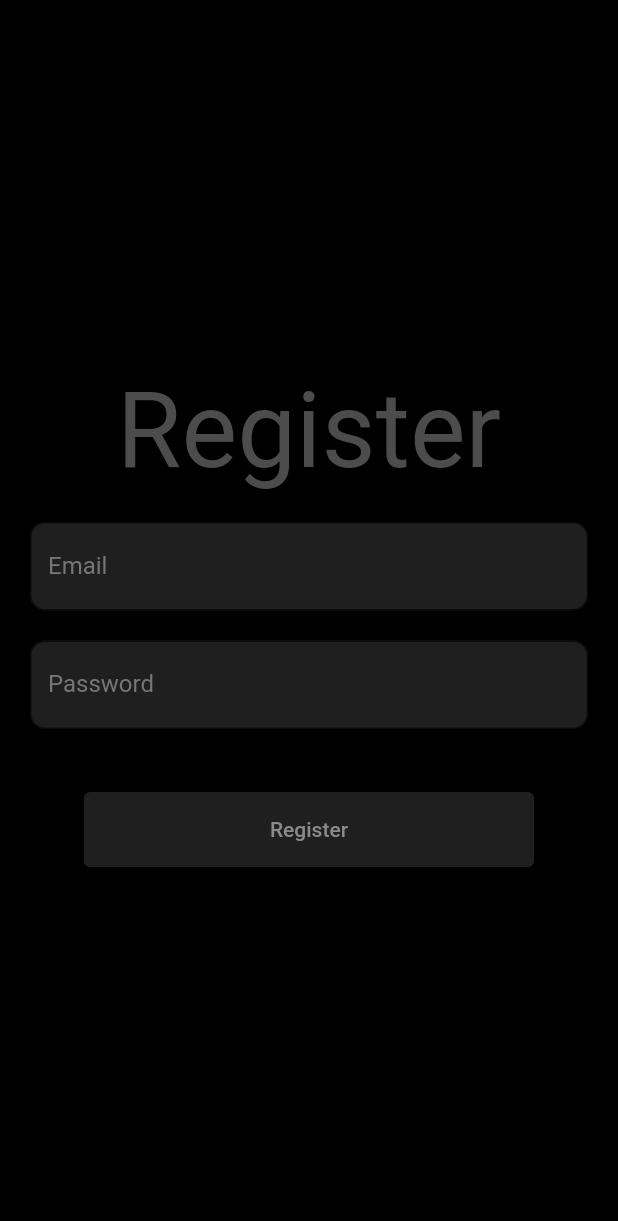
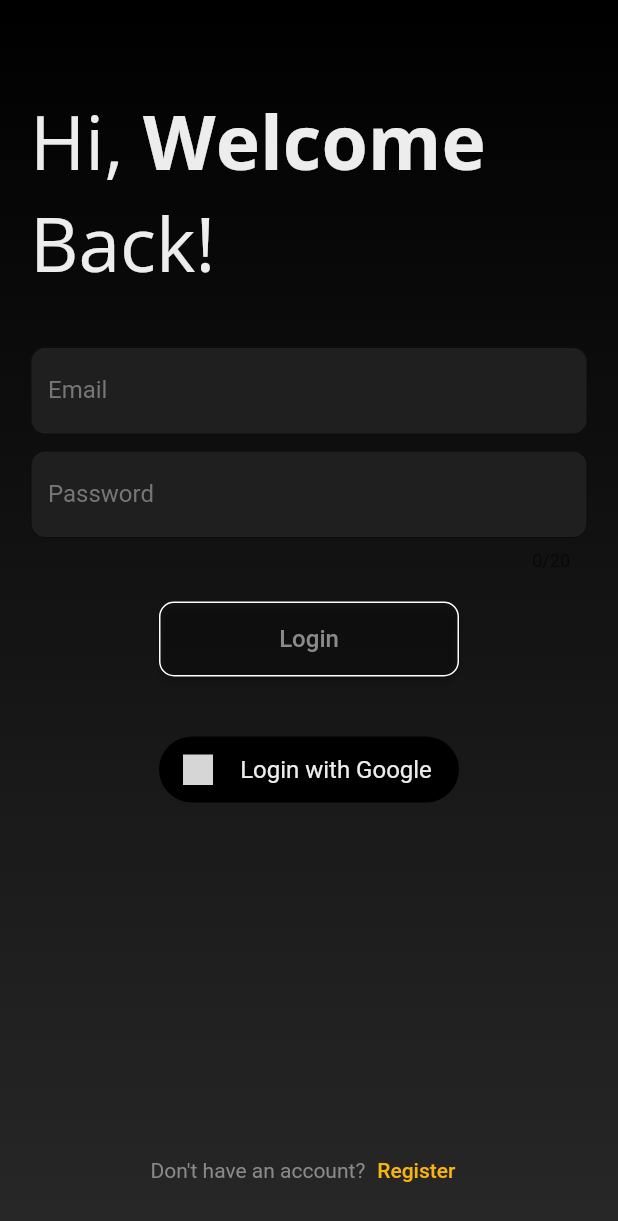
Before and after one commit to amna-kamran/Rentatouille-App, a Flutter app: the screen it shows after launch, on a phone screen of 412 x 824 dp. Shown: the top 1221 px of the screen. Run offline on Flutter 3.47's test engine with Material 2 defaults, Android fonts, the phone set to English and light mode, and no system bars; drawn by our look-alikes of flutter_form_builder; our stand-ins replace cloud_firestore, firebase_auth, firebase_core, flutter_svg, form_builder_validators, google_fonts and 1 more; accounts and stored records are empty; grey boxes are pictures that could not be loaded.

Commit message:
login fixed

```diff
--- a/lib/main.dart
+++ b/lib/main.dart
@@ -1,7 +1,9 @@
 import 'package:firebase_core/firebase_core.dart';
 import 'package:flutter/material.dart';
 import 'package:flutter/services.dart';
-import 'package:rentatouille/screens/signup/register.dart';
+import 'package:provider/provider.dart';
+import 'package:rentatouille/services/auth/auth_provider.dart';
+import 'package:rentatouille/wrapper.dart';
 
 import 'firebase_options.dart';
 
@@ -20,8 +22,16 @@ class MyApp extends StatelessWidget {
   Widget build(BuildContext context) {
     SystemChrome.setSystemUIOverlayStyle(
         const SystemUiOverlayStyle(statusBarColor: Colors.transparent));
-    return const MaterialApp(
-      home: RegisterScreen(),
+    return MultiProvider(
+      providers: [
+        Provider<AuthProvider>(
+          create: (_) => AuthProvider(),
+        ),
+      ],
+      child: MaterialApp(
+        debugShowCheckedModeBanner: false,
+        home: Wrapper(),
+      ),
     );
   }
 }
--- a/lib/model/auth_data.dart
+++ b/lib/model/auth_data.dart
@@ -1,7 +1,7 @@
 import 'dart:convert';
 
 class AuthData {
-  final String email;
+  final String? email;
 
   AuthData({
     required this.email,
--- a/lib/screens/login/widget/_body.dart
+++ b/lib/screens/login/widget/_body.dart
@@ -14,7 +14,8 @@ class _BodyState extends State<_Body> {
 
   @override
   Widget build(BuildContext context) {
-    return SafeArea(
+    return FormBuilder(
+      key: _Body._formKey,
       child: Container(
         padding:
             const EdgeInsets.only(top: 60, left: 20, right: 20, bottom: 20),
@@ -58,14 +59,14 @@ class _BodyState extends State<_Body> {
               fieldType: FieldType.email,
               labelText: 'Email',
             ),
-            const SizedBox(height: 10),
+            Spaces.h10,
             AppInputTextField(
               fieldType: FieldType.password,
               labelText: 'Password',
               minLength: 6,
               maxLength: 20,
             ),
-            const SizedBox(height: 20),
+            Spaces.h20,
             isLoading
                 ? const CircularProgressIndicator()
                 : ElevatedButton(
@@ -79,15 +80,20 @@ class _BodyState extends State<_Body> {
                       ),
                     ),
                     onPressed: () async {
+                      debugPrint("pressed");
                       final form = _Body._formKey.currentState;
                       final isValid = form!.saveAndValidate();
                       if (!isValid) return;
 
                       final data = form.value;
 
-                      setState(() {
-                        isLoading = true;
-                      });
+                      setState(
+                        () {
+                          isLoading = true;
+                        },
+                      );
+                      debugPrint(data['Email']);
+                      debugPrint(data['Password']);
 
                       await AuthProvider.login(
                         data['Email'],
--- a/lib/screens/login/widget/google_login_button.dart
+++ b/lib/screens/login/widget/google_login_button.dart
@@ -2,7 +2,7 @@ import 'package:flutter/material.dart';
 import 'package:flutter_svg/flutter_svg.dart';
 import 'package:rentatouille/constants/assets.dart';
 import 'package:rentatouille/services/auth/auth_provider.dart';
-import 'package:rentatouille/services/auth/google_auth.dart';
+import 'package:rentatouille/services/auth/google%20auth/google_auth.dart';
 import 'package:rentatouille/theme/colors.dart';
 
 class GoogleLoginButton extends StatelessWidget {
--- a/lib/screens/signup/widget/_body.dart
+++ b/lib/screens/signup/widget/_body.dart
@@ -65,10 +65,7 @@ class __BodyState extends State<_Body> {
                             data['Password'],
                             data['Email'],
                           );
-                          await AuthProvider.login(
-                            data['Email'],
-                            data['Password'],
-                          );
+
                           setState(
                             () {
                               isLoading = false;
--- a/lib/services/auth/auth_provider.dart
+++ b/lib/services/auth/auth_provider.dart
@@ -1,4 +1,5 @@
 import 'package:cloud_firestore/cloud_firestore.dart';
+import 'package:firebase_auth/firebase_auth.dart' as auth;
 import 'package:firebase_auth/firebase_auth.dart';
 import 'package:flutter/material.dart';
 import 'package:rentatouille/model/auth_data.dart';
@@ -31,23 +32,18 @@ class AuthProvider {
     }
   }
 
-  static Future<AuthData?> login(String email, String password) async {
+  static Future<UserCredential> login(String email, String password) async {
     try {
       final creds = await _auth.signInWithEmailAndPassword(
         email: email,
         password: password,
       );
 
-      final raw =
-          await _firestore.collection('users').doc(creds.user!.uid).get();
-
-      final data = AuthData.fromMap(raw.data()!);
-
-      return data;
+      return creds;
     } catch (e) {
       debugPrint("Error in Auth Provider");
       debugPrint(e.toString());
-      return null;
+      rethrow;
     }
   }
 
@@ -65,6 +61,18 @@ class AuthProvider {
     return user?.email;
   }
 
+  AuthData? _userFromFirebase(auth.User? user) {
+    if (user == null) {
+      return null;
+    } else {
+      return AuthData(email: user.email);
+    }
+  }
+
+  Stream<AuthData?>? get user {
+    return _auth.authStateChanges().map(_userFromFirebase);
+  }
+
   static storeGoogleUserInfoInFirestore() async {
     await _firestore
         .collection('users')
--- /dev/null
+++ b/lib/wrapper.dart
@@ -0,0 +1,46 @@
+import 'package:flutter/material.dart';
+import 'package:provider/provider.dart';
+import 'package:rentatouille/model/auth_data.dart';
+import 'package:rentatouille/screens/home/home.dart';
+import 'package:rentatouille/screens/login/login.dart';
+import 'package:rentatouille/services/auth/auth_provider.dart';
+
+class Wrapper extends StatelessWidget {
+  @override
+  Widget build(BuildContext context) {
+    final authProvider = Provider.of<AuthProvider>(context);
+    return StreamBuilder<AuthData?>(
+      stream: authProvider.user,
+      builder: (BuildContext context, AsyncSnapshot<AuthData?> snapshot) {
+        if (snapshot.connectionState == ConnectionState.active) {
+          final AuthData? user = snapshot.data;
+          return user == null ? const LoginScreen() : const Home();
+        } else {
+          return const Scaffold(
+            body: Center(child: CircularProgressIndicator()),
+          );
+        }
+      },
+    );
+  }
+}
+
+
+
+
+
+
+
+
+// StreamBuilder(
+//         stream: FirebaseAuth.instance.authStateChanges(),
+//         builder: (context, snapshot) {
+//           debugPrint(snapshot.hasData.toString());
+
+//           if (snapshot.hasData && snapshot.data != null) {
+//             return const Home();
+//           } else {
+//             return const LoginScreen();
+//           }
+//         },
+//       ),
--- a/pubspec.yaml
+++ b/pubspec.yaml
@@ -43,6 +43,7 @@ dependencies:
   flutter_svg: ^2.0.7
   cloud_firestore: ^4.9.1
   google_fonts: ^5.1.0
+  provider: ^6.0.5
 
 dev_dependencies:
   flutter_test:
```
Also changed, not shown: lib/screens/home/home.dart (added, +24 -0 lines), lib/firebase_options.dart, lib/services/auth/google auth/google_auth.dart (renamed from lib/services/auth/google_auth.dart), pubspec.lock, 6 other files.
